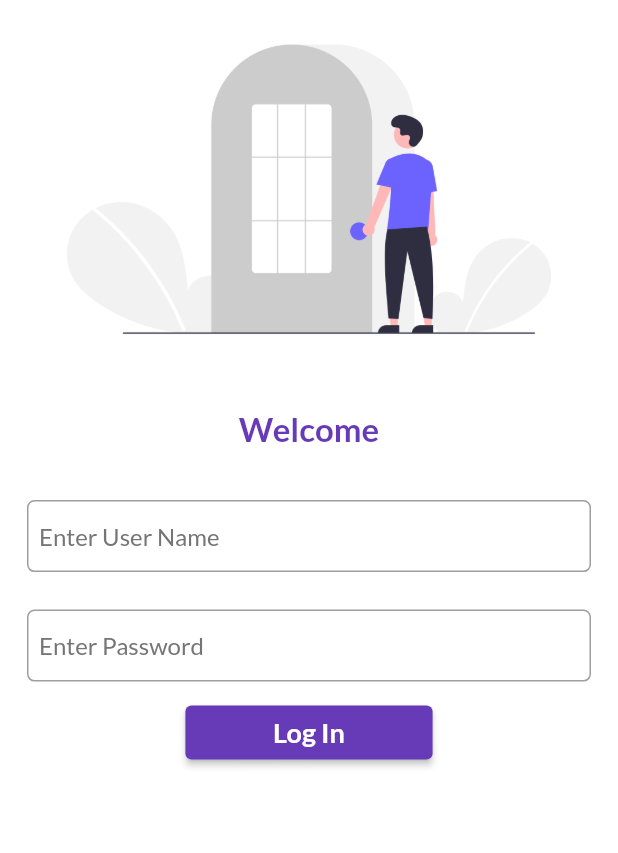
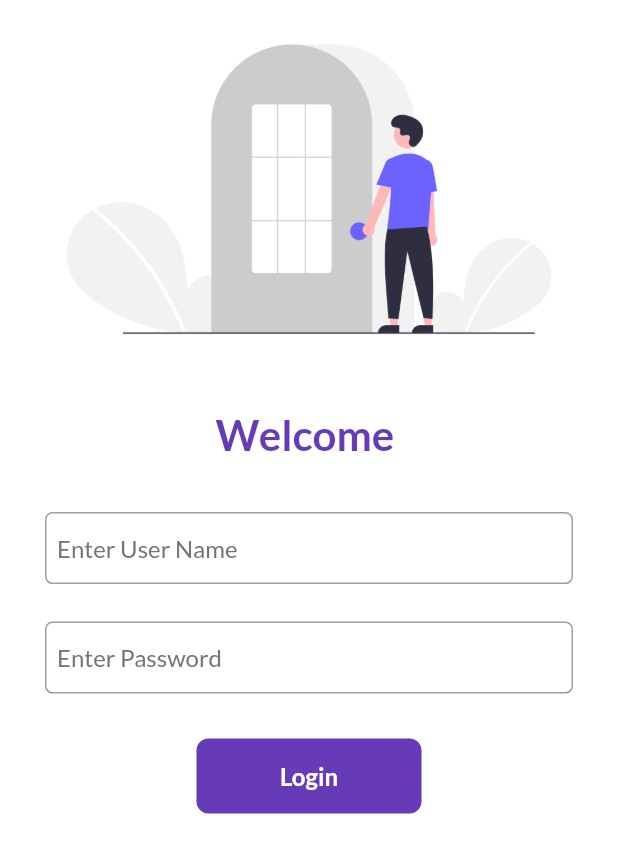
Before and after one commit to divyesh7777/30daysFlutter, a Flutter app: the screen it shows after launch, on a phone screen of 412 x 824 dp. Shown: the top 853 px of the screen. Run offline on Flutter 3.47's test engine with Material 2 defaults, Android fonts, the phone set to English and light mode, and no system bars.

Commit message:
day 5 And day  6 completed

```diff
--- a/lib/main.dart
+++ b/lib/main.dart
@@ -1,5 +1,6 @@
 import 'package:course/pages/home_page.dart';
 import 'package:course/pages/login_page.dart';
+import 'package:course/utils/routes.dart';
 import 'package:flutter/material.dart';
 
 void main() {
@@ -23,7 +24,8 @@ class Home extends StatelessWidget {
       initialRoute: "/",
       routes: {
         "/": (context) => LoginPage(),
-        "/login": (context) => LoginPage(),
+        MyRouts.loginroute: (context) => LoginPage(),
+        MyRouts.homeroute: (context) => HomePage(),
       },
     );
   }
--- a/lib/pages/login_page.dart
+++ b/lib/pages/login_page.dart
@@ -1,10 +1,20 @@
+import 'package:course/utils/routes.dart';
 import 'package:flutter/material.dart';
 
-class LoginPage extends StatelessWidget {
+class LoginPage extends StatefulWidget {
+  @override
+  _LoginPageState createState() => _LoginPageState();
+}
+
+class _LoginPageState extends State<LoginPage> {
+  String name = '';
+  bool changeButton = false;
+
   @override
   Widget build(BuildContext context) {
     return Material(
       color: Colors.white,
+      child: SingleChildScrollView(
         child: Column(
           children: [
             Image.asset(
@@ -15,11 +25,11 @@ class LoginPage extends StatelessWidget {
               height: 20.0,
             ),
             Text(
-            "Welcome",
+              "Welcome $name",
               style: TextStyle(
                 fontFamily: 'Lato',
                 color: Colors.deepPurple,
-              fontSize: 22.0,
+                fontSize: 28.0,
                 fontWeight: FontWeight.bold,
               ),
             ),
@@ -27,19 +37,24 @@ class LoginPage extends StatelessWidget {
               height: 20.0,
             ),
             Padding(
-            padding: const EdgeInsets.only(left: 18.0, right: 18.0),
+              padding: const EdgeInsets.only(left: 30.0, right: 30.0),
               child: Column(
                 children: [
                   Padding(
                     padding: const EdgeInsets.only(top: 15.0, bottom: 10.0),
                     child: TextFormField(
+                      onChanged: (value) {
+                        name = value;
+                        setState(() {});
+                      },
                       decoration: InputDecoration(
                         hintText: "Enter User Name",
                         border: OutlineInputBorder(
                           borderRadius: BorderRadius.circular(5),
                         ),
                         focusedBorder: OutlineInputBorder(
-                        borderSide: BorderSide(width: 1.5, color: Colors.deepPurple),
+                          borderSide:
+                              BorderSide(width: 1.5, color: Colors.deepPurple),
                         ),
                         contentPadding: EdgeInsets.symmetric(horizontal: 8.0),
                         hintStyle: TextStyle(
@@ -59,7 +74,8 @@ class LoginPage extends StatelessWidget {
                           borderRadius: BorderRadius.circular(5),
                         ),
                         focusedBorder: OutlineInputBorder(
-                        borderSide: BorderSide(width: 1.5, color: Colors.deepPurple),
+                          borderSide:
+                              BorderSide(width: 1.5, color: Colors.deepPurple),
                         ),
                         contentPadding: EdgeInsets.symmetric(horizontal: 8.0),
                         hintStyle: TextStyle(
@@ -69,21 +85,42 @@ class LoginPage extends StatelessWidget {
                       ),
                     ),
                   ),
-                Container(
-                  width: MediaQuery.of(context).size.width / 2.5,
-                  child: ElevatedButton(
-                    child: Text(
-                      "Log In",
+                  SizedBox(
+                    height: 20,
+                  ),
+                  InkWell(
+                    onTap: () async {
+                      setState(() {
+                        changeButton = true;
+                      });
+                      await Future.delayed(Duration(seconds: 1));
+                      Navigator.pushNamed(context, MyRouts.homeroute);
+                    },
+                    child: AnimatedContainer(
+                      duration: Duration(seconds: 1),
+                      width: changeButton ? 50 : 150,
+                      height: 50,
+                      decoration: BoxDecoration(
+                        color: Colors.deepPurple,
+                        borderRadius:
+                            BorderRadius.circular(changeButton ? 50 : 8.0),
+                      ),
+                      alignment: Alignment.center,
+                      child: changeButton
+                          ? Icon(
+                              Icons.done,
+                              color: Colors.white,
+                              size: 30,
+                            )
+                          : Text(
+                              "Login",
                               style: TextStyle(
                                 fontFamily: 'Lato',
                                 fontWeight: FontWeight.bold,
-                        fontSize: 18.0,
+                                fontSize: 16.0,
+                                color: Colors.white,
                               ),
                             ),
-                    style: ButtonStyle(),
-                    onPressed: () {
-                      print("Clicked");
-                    },
                     ),
                   ),
                 ],
@@ -91,6 +128,7 @@ class LoginPage extends StatelessWidget {
             )
           ],
         ),
+      ),
     );
   }
 }
--- /dev/null
+++ b/lib/utils/routes.dart
@@ -0,0 +1,4 @@
+class MyRouts{
+  static String loginroute = '/login';
+  static String homeroute = '/home';
+}
```
Lines whose indentation alone changed are shown as unchanged.
